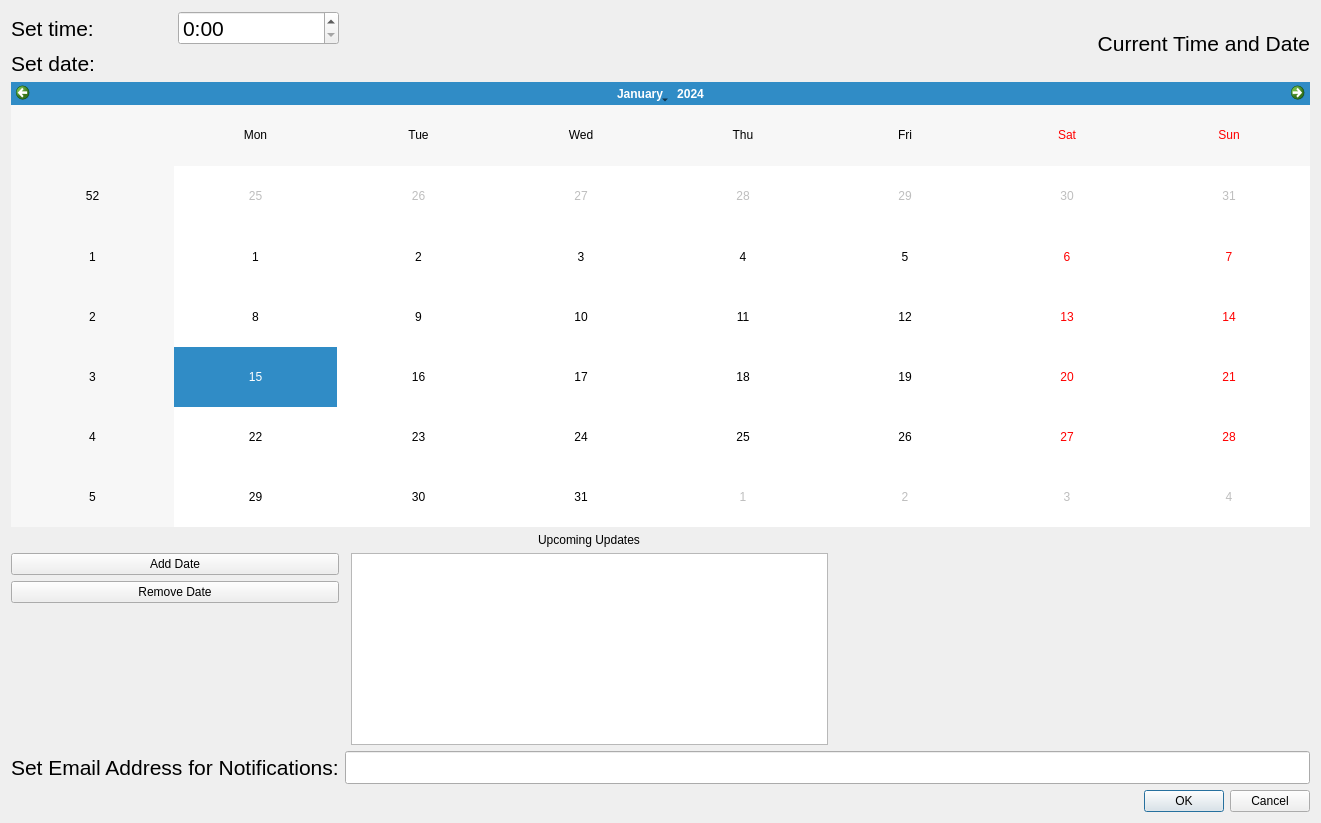
The window that ScheduleUpdates.ui (bassogio/WindowsSecurityUpdateGUI) describes before a commit, drawn with Qt 5.
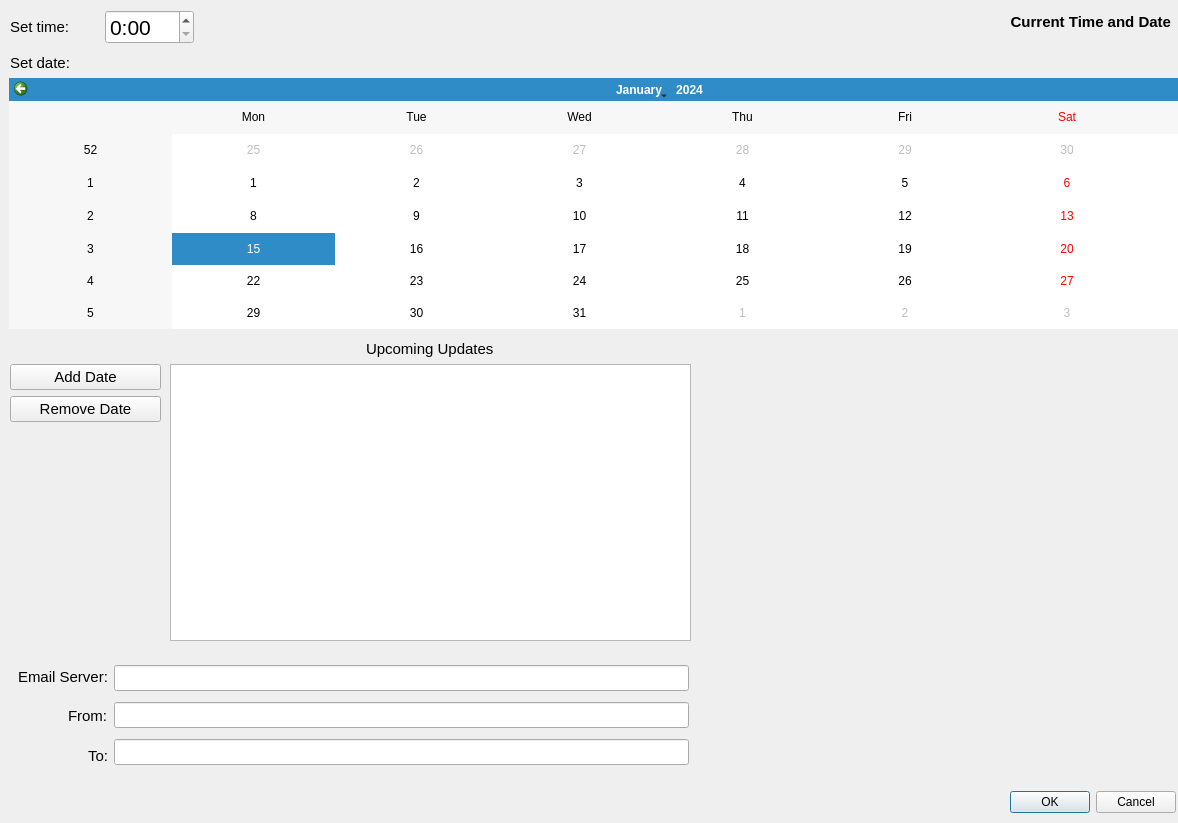
The same window after the commit.

Commit message: removed repeat and added email server from and to emails

What changed in the file:
```diff
--- a/ScheduleUpdates.ui
+++ b/ScheduleUpdates.ui
@@ -6,60 +6,112 @@
    <rect>
     <x>0</x>
     <y>0</y>
-    <width>1321</width>
+    <width>1178</width>
     <height>823</height>
    </rect>
   </property>
   <property name="windowTitle">
    <string>Dialog</string>
   </property>
-  <layout class="QGridLayout" name="gridLayout_3">
-   <item row="1" column="0" colspan="4">
-    <widget class="QCalendarWidget" name="SetDate"/>
-   </item>
-   <item row="3" column="2" rowspan="3">
-    <widget class="QListWidget" name="DatesListWidget"/>
-   </item>
-   <item row="4" column="0">
+  <widget class="QCalendarWidget" name="SetDate">
+   <property name="geometry">
+    <rect>
+     <x>9</x>
+     <y>78</y>
+     <width>1301</width>
+     <height>251</height>
+    </rect>
+   </property>
+  </widget>
+  <widget class="QWidget" name="verticalLayoutWidget">
+   <property name="geometry">
+    <rect>
+     <x>10</x>
+     <y>364</y>
+     <width>151</width>
+     <height>72</height>
+    </rect>
+   </property>
+   <layout class="QVBoxLayout" name="verticalLayout_3">
+    <item>
+     <widget class="QPushButton" name="AddDateButton">
+      <property name="font">
+       <font>
+        <pointsize>11</pointsize>
+        <weight>50</weight>
+        <bold>false</bold>
+       </font>
+      </property>
+      <property name="text">
+       <string>Add Date</string>
+      </property>
+     </widget>
+    </item>
+    <item alignment="Qt::AlignTop">
     <widget class="QPushButton" name="RemoveDateButton">
+      <property name="font">
+       <font>
+        <pointsize>11</pointsize>
+        <weight>50</weight>
+        <bold>false</bold>
+       </font>
+      </property>
      <property name="text">
       <string>Remove Date</string>
      </property>
     </widget>
    </item>
-   <item row="2" column="2" alignment="Qt::AlignHCenter">
+   </layout>
+  </widget>
+  <widget class="QWidget" name="verticalLayoutWidget_2">
+   <property name="geometry">
+    <rect>
+     <x>170</x>
+     <y>340</y>
+     <width>521</width>
+     <height>301</height>
+    </rect>
+   </property>
+   <layout class="QVBoxLayout" name="verticalLayout_4">
+    <item alignment="Qt::AlignHCenter">
     <widget class="QLabel" name="label">
+      <property name="font">
+       <font>
+        <pointsize>11</pointsize>
+        <weight>50</weight>
+        <bold>false</bold>
+       </font>
+      </property>
      <property name="text">
       <string>Upcoming Updates</string>
      </property>
     </widget>
    </item>
-   <item row="9" column="0">
-    <widget class="QLabel" name="SetEmailAdressForAlarts">
+    <item>
+     <widget class="QListWidget" name="DatesListWidget">
      <property name="font">
       <font>
-       <pointsize>16</pointsize>
-      </font>
-     </property>
-     <property name="text">
-      <string>Set Email Address for Notifications:</string>
-     </property>
-    </widget>
-   </item>
-   <item row="9" column="1" colspan="3">
-    <widget class="QLineEdit" name="EmailInput">
-     <property name="font">
-      <font>
-       <pointsize>16</pointsize>
-      </font>
-     </property>
-    </widget>
-   </item>
-   <item row="0" column="3">
+        <pointsize>13</pointsize>
+       </font>
+      </property>
+     </widget>
+    </item>
+   </layout>
+  </widget>
     <widget class="QLabel" name="TimeAndDateLabel">
+   <property name="geometry">
+    <rect>
+     <x>760</x>
+     <y>10</y>
+     <width>411</width>
+     <height>24</height>
+    </rect>
+   </property>
      <property name="font">
       <font>
-       <pointsize>16</pointsize>
+     <pointsize>11</pointsize>
+     <weight>75</weight>
+     <bold>true</bold>
       </font>
      </property>
      <property name="text">
@@ -69,16 +121,21 @@
       <set>Qt::AlignRight|Qt::AlignTrailing|Qt::AlignVCenter</set>
      </property>
     </widget>
-   </item>
-   <item row="3" column="0">
-    <widget class="QPushButton" name="AddDateButton">
-     <property name="text">
-      <string>Add Date</string>
-     </property>
-    </widget>
-   </item>
-   <item row="10" column="3">
     <widget class="QDialogButtonBox" name="OkCancle">
+   <property name="geometry">
+    <rect>
+     <x>1010</x>
+     <y>790</y>
+     <width>166</width>
+     <height>25</height>
+    </rect>
+   </property>
+   <property name="font">
+    <font>
+     <weight>50</weight>
+     <bold>false</bold>
+    </font>
+   </property>
      <property name="orientation">
       <enum>Qt::Horizontal</enum>
      </property>
@@ -86,14 +143,112 @@
       <set>QDialogButtonBox::Cancel|QDialogButtonBox::Ok</set>
      </property>
     </widget>
-   </item>
-   <item row="0" column="0">
+  <widget class="QWidget" name="horizontalLayoutWidget">
+   <property name="geometry">
+    <rect>
+     <x>18</x>
+     <y>660</y>
+     <width>671</width>
+     <height>112</height>
+    </rect>
+   </property>
+   <layout class="QHBoxLayout" name="horizontalLayout_2">
+    <item>
+     <layout class="QVBoxLayout" name="verticalLayout_6">
+      <item>
+       <widget class="QLabel" name="EmailServerLabel">
+        <property name="font">
+         <font>
+          <pointsize>11</pointsize>
+          <weight>50</weight>
+          <bold>false</bold>
+         </font>
+        </property>
+        <property name="text">
+         <string>Email Server:</string>
+        </property>
+       </widget>
+      </item>
+      <item alignment="Qt::AlignRight">
+       <widget class="QLabel" name="FromEmailLabel">
+        <property name="font">
+         <font>
+          <pointsize>11</pointsize>
+          <weight>50</weight>
+          <bold>false</bold>
+         </font>
+        </property>
+        <property name="text">
+         <string>From:</string>
+        </property>
+       </widget>
+      </item>
+      <item alignment="Qt::AlignRight">
+       <widget class="QLabel" name="ToEmailLabel">
+        <property name="font">
+         <font>
+          <pointsize>11</pointsize>
+          <weight>50</weight>
+          <bold>false</bold>
+         </font>
+        </property>
+        <property name="text">
+         <string>To:</string>
+        </property>
+       </widget>
+      </item>
+     </layout>
+    </item>
+    <item>
+     <layout class="QVBoxLayout" name="verticalLayout_5">
+      <item>
+       <widget class="QLineEdit" name="EmailServer">
+        <property name="font">
+         <font>
+          <pointsize>11</pointsize>
+         </font>
+        </property>
+       </widget>
+      </item>
+      <item>
+       <widget class="QLineEdit" name="FromEmail">
+        <property name="font">
+         <font>
+          <pointsize>11</pointsize>
+         </font>
+        </property>
+       </widget>
+      </item>
+      <item>
+       <widget class="QLineEdit" name="ToEmail">
+        <property name="font">
+         <font>
+          <pointsize>11</pointsize>
+         </font>
+        </property>
+       </widget>
+      </item>
+     </layout>
+    </item>
+   </layout>
+  </widget>
+  <widget class="QWidget" name="layoutWidget">
+   <property name="geometry">
+    <rect>
+     <x>10</x>
+     <y>10</y>
+     <width>184</width>
+     <height>65</height>
+    </rect>
+   </property>
     <layout class="QGridLayout" name="gridLayout">
      <item row="1" column="0">
       <widget class="QLabel" name="SetDateLable">
        <property name="font">
         <font>
-         <pointsize>16</pointsize>
+        <pointsize>11</pointsize>
+        <weight>50</weight>
+        <bold>false</bold>
         </font>
        </property>
        <property name="text">
@@ -105,7 +260,9 @@
       <widget class="QLabel" name="SetTimeLable">
        <property name="font">
         <font>
-         <pointsize>16</pointsize>
+        <pointsize>11</pointsize>
+        <weight>50</weight>
+        <bold>false</bold>
         </font>
        </property>
        <property name="text">
@@ -129,8 +286,7 @@
       </widget>
      </item>
     </layout>
-   </item>
-  </layout>
+  </widget>
  </widget>
  <resources/>
  <connections>
```
Lines whose indentation alone changed are shown as unchanged. The commit also changes 4 other files.
